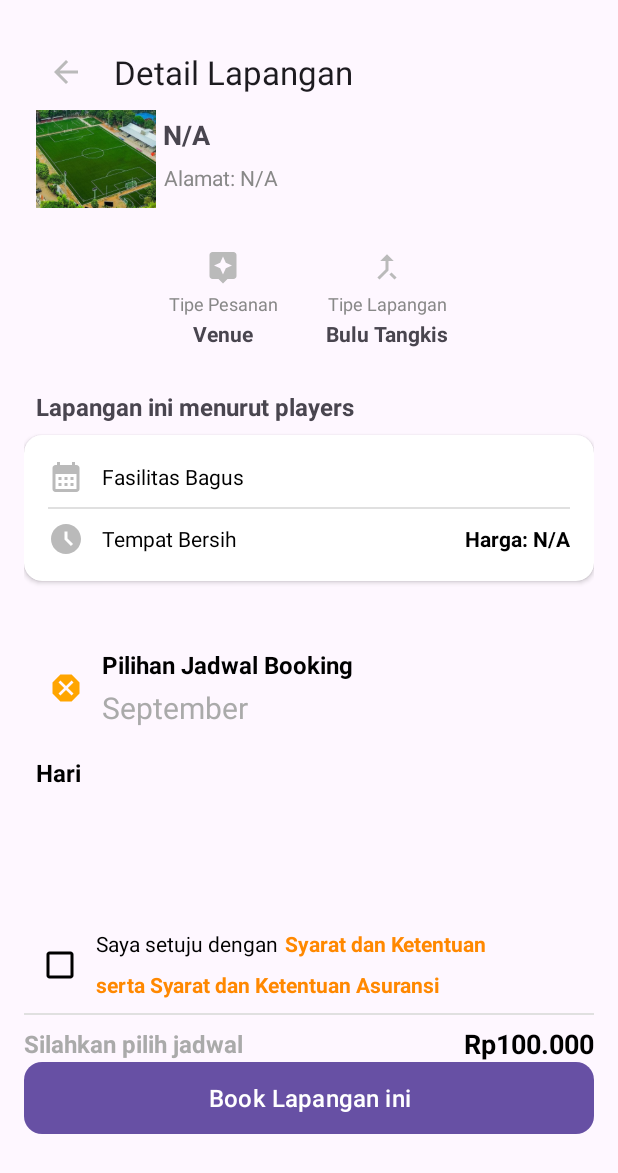
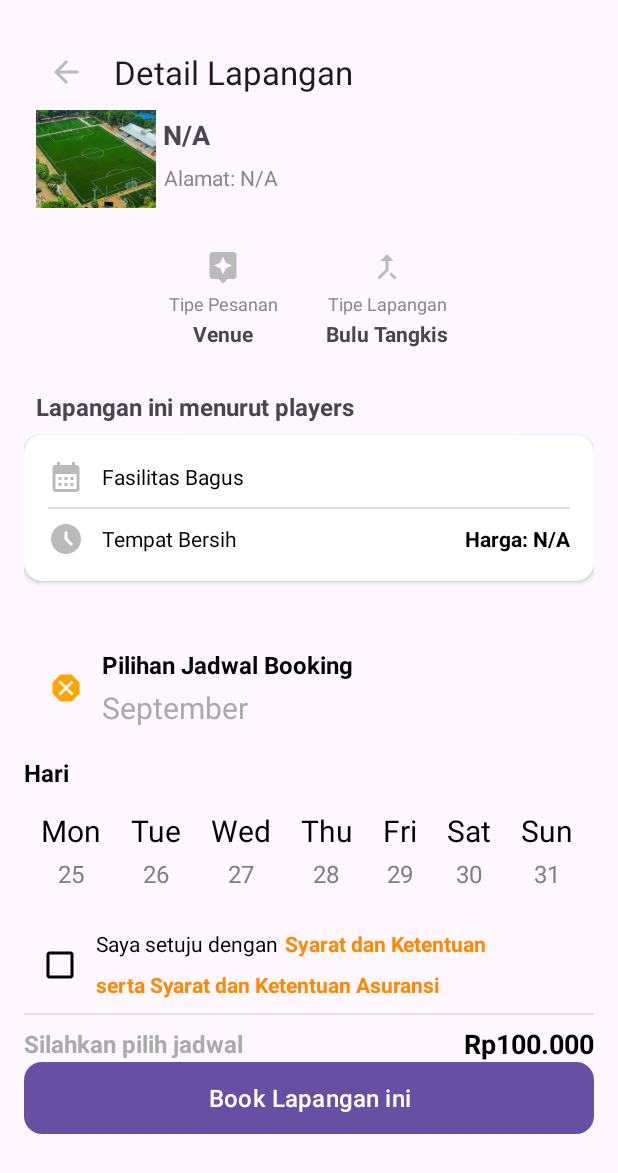
Before and after one commit to Eredith/SportsBooking1, an Android app: the DetailLapanganActivity screen opened directly, with no data from a screen before it, on a phone screen of 412 x 824 dp. Shown: the top 1173 px of the screen. Run offline under Robolectric (Android 15) with nearby library versions, the phone set to English and light mode, and no system bars; pictures from the network do not load.

Commit message:
Update Detail Lapangan

```diff
--- a/app/src/main/java/com/example/sportsbooking/days/Day.kt
+++ b/app/src/main/java/com/example/sportsbooking/days/Day.kt
@@ -1,8 +1,8 @@
 package com.example.sportsbooking.days
 
 data class Day(
-    val dayAbbreviation: String,
-    val date: Int,
-    val month: String
-
+    val name: String,    // e.g., "Mon"
+    val date: Int,       // e.g., 25
+    val month: String,   // e.g., "Januari"
+    val isAvailable: Boolean = true // Optional availability status
 )
--- a/app/src/main/java/com/example/sportsbooking/days/DaysAdapter.kt
+++ b/app/src/main/java/com/example/sportsbooking/days/DaysAdapter.kt
@@ -2,37 +2,33 @@
 package com.example.sportsbooking.days
 
 import android.view.LayoutInflater
-import android.view.View
 import android.view.ViewGroup
-import android.widget.TextView
 import androidx.recyclerview.widget.RecyclerView
-import com.example.sportsbooking.R
+import com.example.sportsbooking.databinding.ItemDayBinding
 
-class DaysAdapter(private var days: List<Day>) : RecyclerView.Adapter<DaysAdapter.DayViewHolder>() {
+class DaysAdapter(private var daysList: List<Day>) : RecyclerView.Adapter<DaysAdapter.DayViewHolder>() {
 
-    inner class DayViewHolder(itemView: View) : RecyclerView.ViewHolder(itemView) {
-        val dayName: TextView = itemView.findViewById(R.id.day_name)
-        val dayDate: TextView = itemView.findViewById(R.id.day_date)
+    inner class DayViewHolder(private val binding: ItemDayBinding) : RecyclerView.ViewHolder(binding.root) {
+        fun bind(day: Day) {
+            binding.dayName.text = day.name
+            binding.dayDate.text = day.date.toString()
+        }
     }
 
     override fun onCreateViewHolder(parent: ViewGroup, viewType: Int): DayViewHolder {
-        val view = LayoutInflater.from(parent.context).inflate(R.layout.item_day, parent, false)
-        return DayViewHolder(view)
+        val binding = ItemDayBinding.inflate(LayoutInflater.from(parent.context), parent, false)
+        return DayViewHolder(binding)
     }
 
     override fun onBindViewHolder(holder: DayViewHolder, position: Int) {
-        val day = days[position]
-        holder.dayName.text = day.dayAbbreviation
-        holder.dayDate.text = day.date.toString()
+        holder.bind(daysList[position])
     }
 
-    override fun getItemCount(): Int = days.size
+    override fun getItemCount(): Int = daysList.size
 
-    /**
-     * Memperbarui data hari dan memberi tahu adapter bahwa data telah berubah.
-     */
-    fun updateData(newDays: List<Day>) {
-        days = newDays
+    // Method to update the days list
+    fun updateData(newDaysList: List<Day>) {
+        daysList = newDaysList
         notifyDataSetChanged()
     }
 }
--- a/app/src/main/java/com/example/sportsbooking/detaillapangan/DetailLapanganActivity.kt
+++ b/app/src/main/java/com/example/sportsbooking/detaillapangan/DetailLapanganActivity.kt
@@ -5,14 +5,21 @@ import android.content.Intent
 import android.os.Bundle
 import android.widget.Toast
 import androidx.appcompat.app.AppCompatActivity
+import androidx.recyclerview.widget.LinearLayoutManager
+import androidx.recyclerview.widget.RecyclerView
 import com.bumptech.glide.Glide
 import com.example.sportsbooking.R
 import com.example.sportsbooking.databinding.DetailLapanganBinding
+import com.example.sportsbooking.days.Day
+import com.example.sportsbooking.days.DaysAdapter
 import com.example.sportsbooking.detailpembayaran.DetailPembayaranActivity
 
 class DetailLapanganActivity : AppCompatActivity() {
 
     private lateinit var binding: DetailLapanganBinding
+    private lateinit var recyclerDays: RecyclerView
+    private lateinit var daysAdapter: DaysAdapter
+    private var daysList: List<Day> = listOf()
 
     override fun onCreate(savedInstanceState: Bundle?) {
         super.onCreate(savedInstanceState)
@@ -43,6 +50,9 @@ class DetailLapanganActivity : AppCompatActivity() {
             .centerCrop()
             .into(binding.venueImage)
 
+        // Setup RecyclerView untuk Days
+        setupDaysRecyclerView()
+
         // Listener untuk tombol back pada toolbar
         binding.toolbar.setNavigationOnClickListener {
             finish()
@@ -71,6 +81,28 @@ class DetailLapanganActivity : AppCompatActivity() {
         binding.insuranceLink.setOnClickListener {
             openWebPage("https://www.example.com/insurance-terms")
         }
+    }
+
+    private fun setupDaysRecyclerView() {
+        recyclerDays = binding.recyclerDays
+        recyclerDays.layoutManager = LinearLayoutManager(this, LinearLayoutManager.HORIZONTAL, false)
+
+        // Initialize sample data
+        daysList = getDaysData()
+        daysAdapter = DaysAdapter(daysList)
+        recyclerDays.adapter = daysAdapter
+    }
+
+    private fun getDaysData(): List<Day> {
+        return listOf(
+            Day("Mon", 25, "Januari"),
+            Day("Tue", 26, "Januari"),
+            Day("Wed", 27, "Januari"),
+            Day("Thu", 28, "Februari"),
+            Day("Fri", 29, "Februari"),
+            Day("Sat", 30, "Maret"),
+            Day("Sun", 31, "Maret")
+        )
     }
 
     /**
--- a/app/src/main/res/layout/detail_lapangan.xml
+++ b/app/src/main/res/layout/detail_lapangan.xml
@@ -5,21 +5,23 @@
     android:layout_height="wrap_content"
     android:padding="16dp">
     <!-- Toolbar for the title and back button -->
+    <!-- Image for the venue -->
+
+    <!-- Title -->
+
+    <!-- Subtitle -->
+
     <androidx.appcompat.widget.Toolbar
         android:id="@+id/toolbar"
         android:layout_width="0dp"
         android:layout_height="wrap_content"
         android:titleTextColor="@android:color/white"
         app:layout_constraintEnd_toEndOf="parent"
+        app:layout_constraintHorizontal_bias="1.0"
         app:layout_constraintStart_toStartOf="parent"
         app:layout_constraintTop_toTopOf="parent"
         app:navigationIcon="@drawable/ic_arrow_back"
         app:title="Detail Lapangan" />
-    <!-- Image for the venue -->
-
-    <!-- Title -->
-
-    <!-- Subtitle -->
 
     <ImageView
         android:id="@+id/venueImage"
@@ -314,7 +316,6 @@
         android:id="@+id/detail_transaksi_title"
         android:layout_width="wrap_content"
         android:layout_height="wrap_content"
-        android:layout_marginStart="8dp"
         android:layout_marginTop="488dp"
         android:text="Hari"
         android:textColor="@android:color/black"
@@ -357,16 +358,14 @@
         android:layout_marginTop="26dp"
 
         android:orientation="vertical"
-        android:padding="16dp"
         app:layout_constraintEnd_toEndOf="parent"
         app:layout_constraintStart_toStartOf="parent"
         app:layout_constraintTop_toTopOf="@+id/detail_transaksi_title">
 
         <androidx.recyclerview.widget.RecyclerView
             android:id="@+id/recycler_days"
-            android:layout_width="362dp"
-            android:layout_height="wrap_content"
-            android:layout_marginTop="16dp"
+            android:layout_width="match_parent"
+            android:layout_height="match_parent"
             android:orientation="horizontal"
             android:scrollbars="horizontal" />
     </LinearLayout>
--- a/app/src/main/res/layout/item_day.xml
+++ b/app/src/main/res/layout/item_day.xml
@@ -1,5 +1,7 @@
 <?xml version="1.0" encoding="utf-8"?>
-<LinearLayout xmlns:android="http://schemas.android.com/apk/res/android"
+<!-- item_day.xml -->
+<LinearLayout
+    xmlns:android="http://schemas.android.com/apk/res/android"
     android:layout_width="wrap_content"
     android:layout_height="wrap_content"
     android:orientation="vertical"
--- a/app/src/main/res/values/colors.xml
+++ b/app/src/main/res/values/colors.xml
@@ -10,4 +10,6 @@
     <color name="holo_orange_dark">#FF5722</color>
     <color name="search_background">#FFFFFF</color>
     <color name="light_yellow">#FFFFED</color>
+    <color name="available">#4CAF50</color> <!-- Green -->
+    <color name="not_available">#F44336</color> <!-- Red -->
 </resources>
```
Also changed, not shown: app/src/main/java/com/example/sportsbooking/DetailLapanganActivity.kt (deleted, +0 -123 lines), app/src/main/java/com/example/sportsbooking/venue/VenueListActivity.kt (+39 -29 lines).
